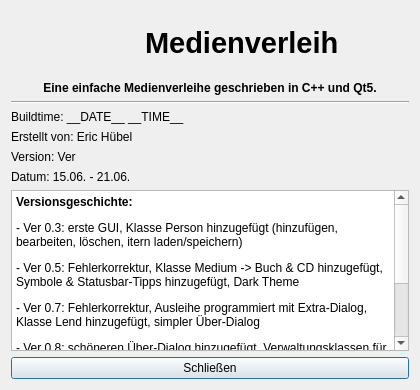
Qt form ui/aboutdialog.ui (Computer-Freak-2004/Medienverleih) before a commit.
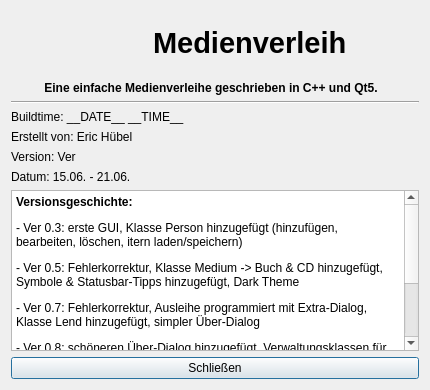
The same form after that commit. Icons and pictures are not drawn.

Patch:
```diff
--- a/ui/aboutdialog.ui
+++ b/ui/aboutdialog.ui
@@ -6,7 +6,7 @@
    <rect>
     <x>0</x>
     <y>0</y>
-    <width>420</width>
+    <width>430</width>
     <height>390</height>
    </rect>
   </property>
@@ -18,13 +18,13 @@
   </property>
   <property name="minimumSize">
    <size>
-    <width>420</width>
+    <width>430</width>
     <height>390</height>
    </size>
   </property>
   <property name="maximumSize">
    <size>
-    <width>420</width>
+    <width>430</width>
     <height>390</height>
    </size>
   </property>
@@ -160,7 +160,7 @@
       </size>
      </property>
      <property name="text">
-      <string>&lt;html&gt;&lt;head/&gt;&lt;body&gt;&lt;p&gt;&lt;span style=&quot; font-weight:600;&quot;&gt;Eine einfache Medienverleihe geschrieben in C++ und Qt5.&lt;/span&gt;&lt;/p&gt;&lt;/body&gt;&lt;/html&gt;</string>
+      <string>&lt;html&gt;&lt;head/&gt;&lt;body&gt;&lt;p&gt;&lt;span style=&quot; font-size:9pt; font-weight:700;&quot;&gt;Eine einfache Medienverleihe geschrieben in C++ und Qt5.&lt;/span&gt;&lt;/p&gt;&lt;/body&gt;&lt;/html&gt;</string>
      </property>
      <property name="textFormat">
       <enum>Qt::TextFormat::MarkdownText</enum>
@@ -242,7 +242,7 @@
     <widget class="QTextBrowser" name="VersionHistoryTextBrowser">
      <property name="minimumSize">
       <size>
-       <width>390</width>
+       <width>380</width>
        <height>100</height>
       </size>
      </property>
@@ -262,14 +262,14 @@
 hr { height: 1px; border-width: 0; }
 li.unchecked::marker { content: &quot;\2610&quot;; }
 li.checked::marker { content: &quot;\2612&quot;; }
-&lt;/style&gt;&lt;/head&gt;&lt;body style=&quot; font-family:'Sans Serif'; font-size:10pt; font-weight:400; font-style:normal;&quot;&gt;
-&lt;p style=&quot; margin-top:12px; margin-bottom:12px; margin-left:0px; margin-right:0px; -qt-block-indent:0; text-indent:0px;&quot;&gt;&lt;span style=&quot; font-family:'Segoe UI'; font-size:9pt; font-weight:704;&quot;&gt;Versionsgeschichte:&lt;/span&gt;&lt;/p&gt;
-&lt;p style=&quot; margin-top:12px; margin-bottom:12px; margin-left:0px; margin-right:0px; -qt-block-indent:0; text-indent:0px;&quot;&gt;&lt;span style=&quot; font-family:'Segoe UI'; font-size:9pt;&quot;&gt;- Ver 0.3: erste GUI, Klasse Person hinzugefügt (hinzufügen, bearbeiten, löschen, itern laden/speichern)&lt;/span&gt;&lt;/p&gt;
-&lt;p style=&quot; margin-top:12px; margin-bottom:12px; margin-left:0px; margin-right:0px; -qt-block-indent:0; text-indent:0px;&quot;&gt;&lt;span style=&quot; font-family:'Segoe UI'; font-size:9pt;&quot;&gt;- Ver 0.5: Fehlerkorrektur, Klasse Medium -&amp;gt; Buch &amp;amp; CD hinzugefügt, Symbole &amp;amp; Statusbar-Tipps hinzugefügt, Dark Theme&lt;/span&gt;&lt;/p&gt;
-&lt;p style=&quot; margin-top:12px; margin-bottom:12px; margin-left:0px; margin-right:0px; -qt-block-indent:0; text-indent:0px;&quot;&gt;&lt;span style=&quot; font-family:'Segoe UI'; font-size:9pt;&quot;&gt;- Ver 0.7: Fehlerkorrektur, Ausleihe programmiert mit Extra-Dialog, Klasse Lend hinzugefügt, simpler Über-Dialog&lt;/span&gt;&lt;/p&gt;
-&lt;p style=&quot; margin-top:12px; margin-bottom:12px; margin-left:0px; margin-right:0px; -qt-block-indent:0; text-indent:0px;&quot;&gt;&lt;span style=&quot; font-family:'Segoe UI'; font-size:9pt;&quot;&gt;- Ver 0.8: schöneren Über-Dialog hinzugefügt, Verwaltungsklassen für Klassen erstellt, Icons&lt;/span&gt;&lt;/p&gt;
-&lt;p style=&quot; margin-top:12px; margin-bottom:12px; margin-left:0px; margin-right:0px; -qt-block-indent:0; text-indent:0px;&quot;&gt;&lt;span style=&quot; font-family:'Segoe UI'; font-size:9pt;&quot;&gt;- Ver 1.0: Korrekturen, Speichern/Laden der Listen hinzugefügt, Fehler falls Ausgeliehen, Tastenkombinationen&lt;/span&gt;&lt;/p&gt;
-&lt;p style=&quot; margin-top:12px; margin-bottom:12px; margin-left:0px; margin-right:0px; -qt-block-indent:0; text-indent:0px;&quot;&gt;&lt;span style=&quot; font-family:'Segoe UI'; font-size:9pt;&quot;&gt;&lt;br /&gt;&lt;/span&gt;&lt;a href=&quot;https://github.com/Computer-Freak-2004/Medienverleih&quot;&gt;&lt;span style=&quot; text-decoration: underline; color:#3daee9;&quot;&gt;GitHub Link&lt;/span&gt;&lt;/a&gt;&lt;/p&gt;&lt;/body&gt;&lt;/html&gt;</string>
+&lt;/style&gt;&lt;/head&gt;&lt;body style=&quot; font-family:'Segoe UI'; font-size:9.75pt; font-weight:400; font-style:normal;&quot;&gt;
+&lt;p style=&quot; margin-top:12px; margin-bottom:12px; margin-left:0px; margin-right:0px; -qt-block-indent:0; text-indent:0px;&quot;&gt;&lt;span style=&quot; font-size:9pt; font-weight:704;&quot;&gt;Versionsgeschichte:&lt;/span&gt;&lt;/p&gt;
+&lt;p style=&quot; margin-top:12px; margin-bottom:12px; margin-left:0px; margin-right:0px; -qt-block-indent:0; text-indent:0px;&quot;&gt;&lt;span style=&quot; font-size:9pt;&quot;&gt;- Ver 0.3: erste GUI, Klasse Person hinzugefügt (hinzufügen, bearbeiten, löschen, itern laden/speichern)&lt;/span&gt;&lt;/p&gt;
+&lt;p style=&quot; margin-top:12px; margin-bottom:12px; margin-left:0px; margin-right:0px; -qt-block-indent:0; text-indent:0px;&quot;&gt;&lt;span style=&quot; font-size:9pt;&quot;&gt;- Ver 0.5: Fehlerkorrektur, Klasse Medium -&amp;gt; Buch &amp;amp; CD hinzugefügt, Symbole &amp;amp; Statusbar-Tipps hinzugefügt, Dark Theme&lt;/span&gt;&lt;/p&gt;
+&lt;p style=&quot; margin-top:12px; margin-bottom:12px; margin-left:0px; margin-right:0px; -qt-block-indent:0; text-indent:0px;&quot;&gt;&lt;span style=&quot; font-size:9pt;&quot;&gt;- Ver 0.7: Fehlerkorrektur, Ausleihe programmiert mit Extra-Dialog, Klasse Lend hinzugefügt, simpler Über-Dialog&lt;/span&gt;&lt;/p&gt;
+&lt;p style=&quot; margin-top:12px; margin-bottom:12px; margin-left:0px; margin-right:0px; -qt-block-indent:0; text-indent:0px;&quot;&gt;&lt;span style=&quot; font-size:9pt;&quot;&gt;- Ver 0.8: schöneren Über-Dialog hinzugefügt, Verwaltungsklassen für Klassen erstellt, Icons&lt;/span&gt;&lt;/p&gt;
+&lt;p style=&quot; margin-top:12px; margin-bottom:12px; margin-left:0px; margin-right:0px; -qt-block-indent:0; text-indent:0px;&quot;&gt;&lt;span style=&quot; font-size:9pt;&quot;&gt;- Ver 1.0: Korrekturen, Speichern/Laden der Listen hinzugefügt, Fehler falls Ausgeliehen, Tastenkombinationen&lt;/span&gt;&lt;/p&gt;
+&lt;p style=&quot; margin-top:12px; margin-bottom:12px; margin-left:0px; margin-right:0px; -qt-block-indent:0; text-indent:0px;&quot;&gt;&lt;span style=&quot; font-size:9pt;&quot;&gt;&lt;br /&gt;&lt;/span&gt;&lt;a href=&quot;https://github.com/Computer-Freak-2004/Medienverleih&quot;&gt;&lt;span style=&quot; font-family:'Sans Serif'; font-size:10pt; text-decoration: underline; color:#3daee9;&quot;&gt;GitHub Link&lt;/span&gt;&lt;/a&gt;&lt;/p&gt;&lt;/body&gt;&lt;/html&gt;</string>
      </property>
      <property name="acceptRichText">
       <bool>false</bool>
```
Left out of the diff: 32 changed lines with no effect on the pictures.
